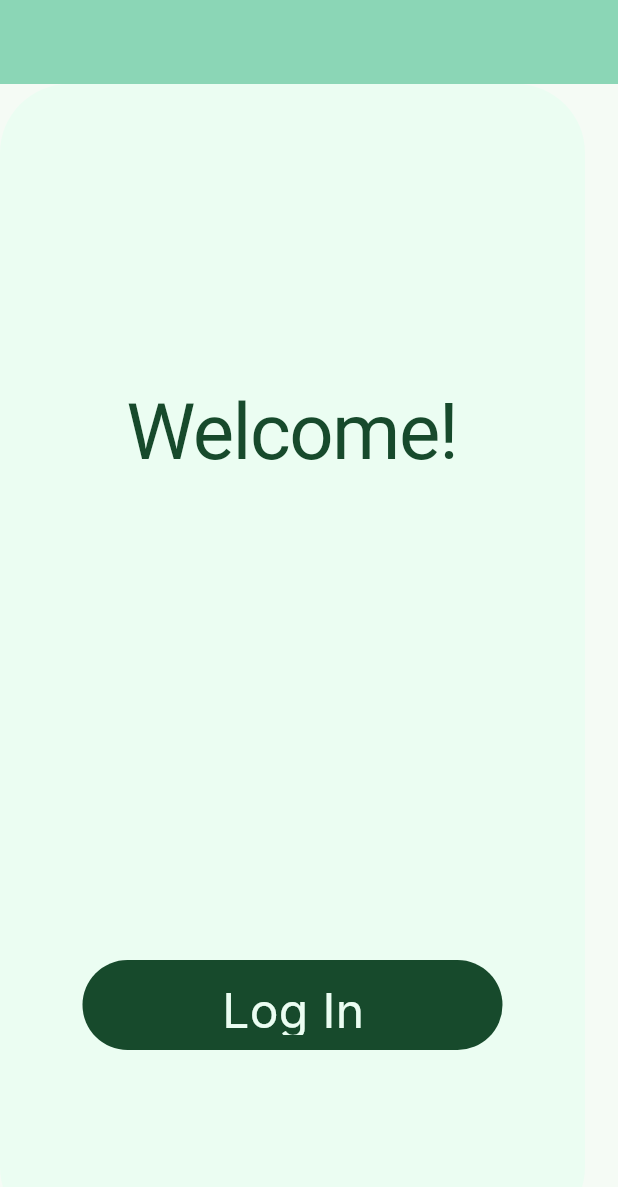
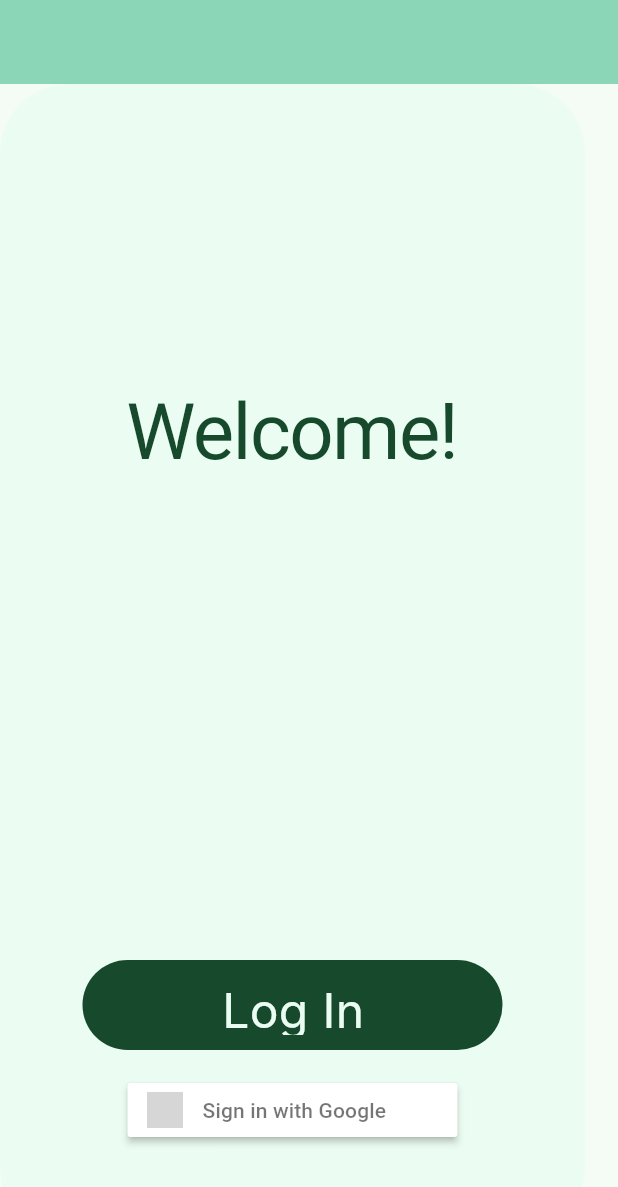
Before and after one commit to khyatip19/ScarletCart, a Flutter app: the screen it shows after launch, on a phone screen of 412 x 824 dp. Shown: the top 1187 px of the screen. Run offline on Flutter 3.47's test engine with Material 3 defaults, Android fonts, the light colour scheme and no system bars; our stand-ins replace firebase_auth, firebase_core, flutter_signin_button, google_sign_in; accounts and stored records are empty; Roboto replaces fonts that are missing (Aclonica, Inter); grey boxes are pictures that could not be loaded.

Commit message:
Added Login backend with Firebase

```diff
--- a/scarletcart/lib/frontend/login_page.dart
+++ b/scarletcart/lib/frontend/login_page.dart
@@ -1,29 +1,49 @@
 import 'package:flutter/material.dart';
+import 'package:flutter_signin_button/flutter_signin_button.dart';
+import 'package:firebase_auth/firebase_auth.dart';
+import 'package:google_sign_in/google_sign_in.dart';
 import 'package:scarletcart/frontend/homepage.dart';
-
 
 class LoginPage extends StatefulWidget {
   const LoginPage({super.key});
+
   @override
   State<LoginPage> createState() => _LoginPageState();
 }
 
 class _LoginPageState extends State<LoginPage> {
+  // Google Sign-In Method
+  Future<User?> signInWithGoogle() async {
+    try {
+      // Trigger the authentication flow
+      final GoogleSignInAccount? googleUser = await GoogleSignIn().signIn();
+      if (googleUser == null) return null; // User canceled login
+
+      // Obtain auth details from the request
+      final GoogleSignInAuthentication googleAuth =
+          await googleUser.authentication;
+      final OAuthCredential credential = GoogleAuthProvider.credential(
+        accessToken: googleAuth.accessToken,
+        idToken: googleAuth.idToken,
+      );
+
+      // Sign in to Firebase
+      final UserCredential userCredential =
+          await FirebaseAuth.instance.signInWithCredential(credential);
+      return userCredential.user;
+    } catch (e) {
+      print("Google Sign-In Error: $e");
+      return null;
+    }
+  }
+
   @override
   Widget build(BuildContext context) {
-    // var screenSize = MediaQuery.of(context).size;
     return Scaffold(
-      appBar:
-      AppBar(
+      appBar: AppBar(
         backgroundColor: Theme.of(context).colorScheme.inversePrimary,
-        // title: const Text(
-        //   'Flutter Demo Home Page'
-        // ),
       ),
-      body:
-      // Container(
-      //   padding: EdgeInsets.all(10))
-      Container(
+      body: Container(
         width: 390,
         height: 844,
         clipBehavior: Clip.antiAlias,
@@ -36,82 +56,15 @@ class _LoginPageState extends State<LoginPage> {
         child: Stack(
           children: [
             Positioned(
-              left: 7.50,
-              top: -220,
-              child: Container(
-                width: 375,
-                height: 44,
-                clipBehavior: Clip.antiAlias,
-                decoration: const BoxDecoration(),
-                child: Stack(
-                  children: [
-                    Positioned(
-                      left: 0,
-                      top: 0,
-                      child: Container(width: 375, height: 30),
-                    ),
-                    const Positioned(
-                      left: 292,
-                      top: 16,
-                      child: Row(
-                          mainAxisSize: MainAxisSize.min,
-                          mainAxisAlignment: MainAxisAlignment.start,
-                          crossAxisAlignment: CrossAxisAlignment.center,
-                          children: [
-                          ],
-                        ),
-                      ),
-                    Positioned(
-                      left: 298,
-                      top: 8,
-                      child: Container(width: 6, height: 6),
-                    ),
-                    Positioned(
-                      left: 21,
-                      top: 12,
-                      child: Container(
-                        width: 54,
-                        height: 21,
-                        padding: const EdgeInsets.only(top: 3, left: 11, right: 10, bottom: 3),
-                        clipBehavior: Clip.antiAlias,
-                        decoration: ShapeDecoration(
-                          shape: RoundedRectangleBorder(
-                            borderRadius: BorderRadius.circular(20),
-                          ),
-                        ),
-                        child: Row(
-                          mainAxisSize: MainAxisSize.min,
-                          mainAxisAlignment: MainAxisAlignment.center,
-                          crossAxisAlignment: CrossAxisAlignment.center,
-                          children: [
-                            Container(
-                              width: 33,
-                              height: 15,
-                              child: Column(
-                                mainAxisSize: MainAxisSize.min,
-                                mainAxisAlignment: MainAxisAlignment.start,
-                                crossAxisAlignment: CrossAxisAlignment.start,
-                                children: [],
-                              ),
-                            ),
-                          ],
-                        ),
-                      ),
-                    ),
-                  ],
-                ),
-              ),
-            ),
-            Positioned(
               left: 64,
               top: 202,
               child: Container(
-                width: 390 - 128, // Adjust width to account for left and right padding
+                width: 390 - 128,
                 padding: const EdgeInsets.only(top: 7, bottom: 6),
                 child: const Row(
-                  mainAxisSize: MainAxisSize.max, // Use max to fill available width
-                  mainAxisAlignment: MainAxisAlignment.center, // Center horizontally
-                  crossAxisAlignment: CrossAxisAlignment.center, // Center vertically
+                  mainAxisSize: MainAxisSize.max,
+                  mainAxisAlignment: MainAxisAlignment.center,
+                  crossAxisAlignment: CrossAxisAlignment.center,
                   children: [
                     Text(
                       'Welcome!',
@@ -128,12 +81,12 @@ class _LoginPageState extends State<LoginPage> {
                 ),
               ),
             ),
+            // Normal Log In Button
             Positioned(
               left: 55,
               top: 584,
               child: GestureDetector(
                 onTap: () {
-                // Navigate to the SecondPage when the "Log In" button is tapped
                   Navigator.push(
                     context,
                     MaterialPageRoute(builder: (context) => const HomePage()),
@@ -142,7 +95,8 @@ class _LoginPageState extends State<LoginPage> {
                 child: Container(
                   width: 280,
                   height: 60,
-                  padding: const EdgeInsets.symmetric(horizontal: 93, vertical: 10),
+                  padding:
+                      const EdgeInsets.symmetric(horizontal: 93, vertical: 10),
                   decoration: ShapeDecoration(
                     color: const Color(0xFF174A2C),
                     shape: RoundedRectangleBorder(
@@ -168,6 +122,29 @@ class _LoginPageState extends State<LoginPage> {
                 ),
               ),
             ),
+            // Google Sign-In Button
+            Positioned(
+              top: 660,
+              left: 0,
+              right: 0,
+              child: Align(
+                alignment: Alignment.center,
+                child: SignInButton(
+                  Buttons.Google,
+                  text: "Sign in with Google",
+                  onPressed: () async {
+                    User? user = await signInWithGoogle();
+                    if (user != null) {
+                      Navigator.push(
+                        context,
+                        MaterialPageRoute(
+                            builder: (context) => const HomePage()),
+                      );
+                    }
+                  },
+                ),
+              ),
+            ),
           ],
         ),
       ),
--- a/scarletcart/pubspec.yaml
+++ b/scarletcart/pubspec.yaml
@@ -35,6 +35,10 @@ dependencies:
   # The following adds the Cupertino Icons font to your application.
   # Use with the CupertinoIcons class for iOS style icons.
   cupertino_icons: ^1.0.6
+  firebase_core: ^3.12.1
+  firebase_auth: ^5.5.1
+  google_sign_in: ^6.3.0
+  flutter_signin_button: ^2.0.0
 
 dev_dependencies:
   flutter_test:
```
Also changed, not shown: scarletcart/lib/main.dart (+8 -2 lines), scarletcart/firebase.json (added), scarletcart/lib/firebase_options.dart (added), scarletcart/pubspec.lock, 19 other files. Lines whose indentation alone changed are shown as unchanged.
